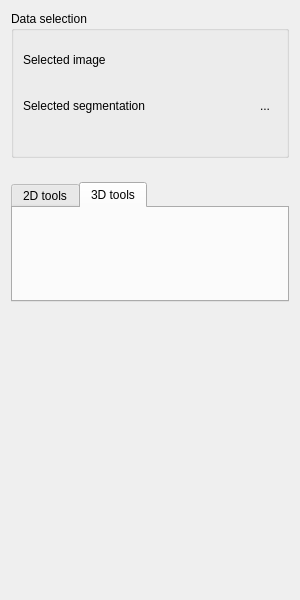
This is Plugins/org.mitk.gui.qt.segmentation/src/internal/QmitkSegmentationViewControls.ui in MITK/MITK as Qt 5 draws it before an edit. The edited form follows.
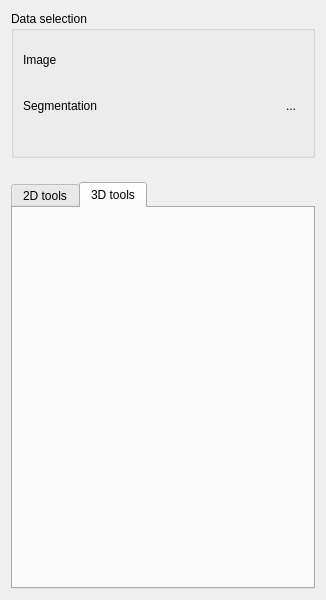
This is the edited form. The open tabs and pages were chosen to show the change. Icons and pictures are not drawn. Custom widgets are drawn as their Qt base class.

Patch:
```diff
--- a/Plugins/org.mitk.gui.qt.segmentation/src/internal/QmitkSegmentationViewControls.ui
+++ b/Plugins/org.mitk.gui.qt.segmentation/src/internal/QmitkSegmentationViewControls.ui
@@ -6,7 +6,7 @@
    <rect>
     <x>0</x>
     <y>0</y>
-    <width>300</width>
+    <width>326</width>
     <height>600</height>
    </rect>
   </property>
@@ -20,7 +20,7 @@
    <item>
     <widget class="QGroupBox" name="groupBox">
      <property name="sizePolicy">
-      <sizepolicy hsizetype="Minimum" vsizetype="Fixed">
+      <sizepolicy hsizetype="Minimum" vsizetype="Maximum">
        <horstretch>0</horstretch>
        <verstretch>0</verstretch>
       </sizepolicy>
@@ -31,8 +31,17 @@
      <layout class="QGridLayout" name="gridLayout">
       <item row="0" column="0">
        <widget class="QLabel" name="referenceNodeLabel">
+        <property name="sizePolicy">
+         <sizepolicy hsizetype="Maximum" vsizetype="Preferred">
+          <horstretch>0</horstretch>
+          <verstretch>0</verstretch>
+         </sizepolicy>
+        </property>
         <property name="text">
-         <string>Selected image</string>
+         <string>Image</string>
+        </property>
+        <property name="textFormat">
+         <enum>Qt::PlainText</enum>
         </property>
        </widget>
       </item>
@@ -48,8 +57,17 @@
       </item>
       <item row="1" column="0">
        <widget class="QLabel" name="workingNodeLabel">
+        <property name="sizePolicy">
+         <sizepolicy hsizetype="Maximum" vsizetype="Preferred">
+          <horstretch>0</horstretch>
+          <verstretch>0</verstretch>
+         </sizepolicy>
+        </property>
         <property name="text">
-         <string>Selected segmentation</string>
+         <string>Segmentation</string>
+        </property>
+        <property name="textFormat">
+         <enum>Qt::PlainText</enum>
         </property>
        </widget>
       </item>
@@ -135,9 +153,9 @@
    <item>
     <widget class="QTabWidget" name="tabWidgetSegmentationTools">
      <property name="sizePolicy">
-      <sizepolicy hsizetype="Preferred" vsizetype="Maximum">
+      <sizepolicy hsizetype="Preferred" vsizetype="Expanding">
        <horstretch>0</horstretch>
-       <verstretch>0</verstretch>
+       <verstretch>4</verstretch>
       </sizepolicy>
      </property>
      <property name="styleSheet">
@@ -269,31 +287,12 @@
          <property name="orientation">
           <enum>Qt::Vertical</enum>
          </property>
-         <property name="sizeHint" stdset="0">
-          <size>
-           <width>20</width>
-           <height>40</height>
-          </size>
-         </property>
         </spacer>
        </item>
       </layout>
      </widget>
     </widget>
    </item>
-   <item>
-    <spacer name="verticalSpacer">
-     <property name="orientation">
-      <enum>Qt::Vertical</enum>
-     </property>
-     <property name="sizeHint" stdset="0">
-      <size>
-       <width>20</width>
-       <height>40</height>
-      </size>
-     </property>
-    </spacer>
-   </item>
   </layout>
  </widget>
  <customwidgets>
```
Left out of the diff: 12 changed lines with no effect on the pictures.
